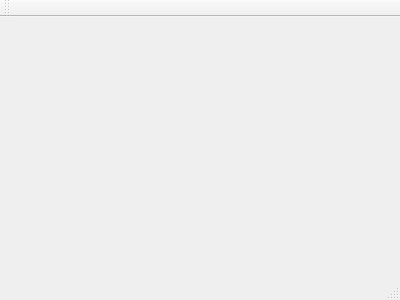
Above: lab_2_bright/mainwindow.ui from Dmitry94/Image_Processing before the change. Below: the same form after it.
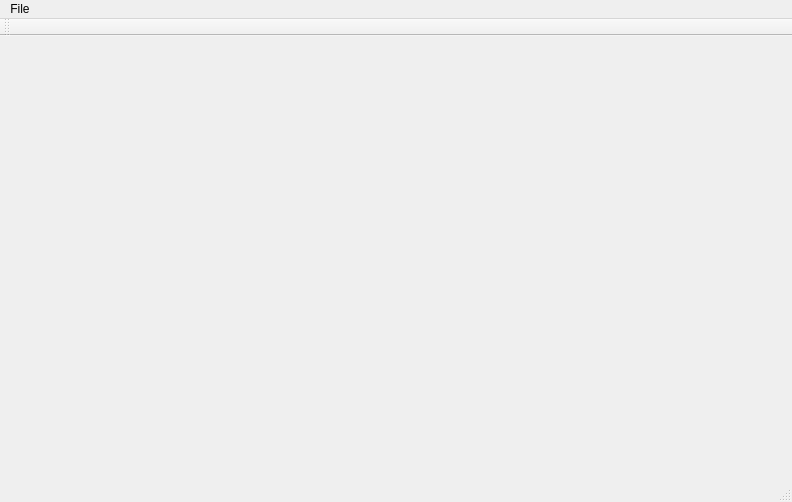
That is the form after the change.

```diff
--- a/lab_2_bright/mainwindow.ui
+++ b/lab_2_bright/mainwindow.ui
@@ -1,24 +1,84 @@
 <ui version="4.0">
  <class>MainWindow</class>
- <widget class="QMainWindow" name="MainWindow" >
-  <property name="geometry" >
+ <widget class="QMainWindow" name="MainWindow">
+  <property name="geometry">
    <rect>
     <x>0</x>
     <y>0</y>
-    <width>400</width>
-    <height>300</height>
+    <width>792</width>
+    <height>502</height>
    </rect>
   </property>
   <property name="windowTitle" >
    <string>MainWindow</string>
   </property>
-  <widget class="QMenuBar" name="menuBar" />
-  <widget class="QToolBar" name="mainToolBar" />
-  <widget class="QWidget" name="centralWidget" />
-  <widget class="QStatusBar" name="statusBar" />
+  <widget class="QWidget" name="centralWidget">
+   <layout class="QGridLayout" name="gridLayout_2">
+    <item row="0" column="0">
+     <layout class="QGridLayout" name="gridLayout">
+      <item row="0" column="0">
+       <widget class="QLabel" name="l_source">
+        <property name="text">
+         <string/>
+        </property>
+       </widget>
+      </item>
+      <item row="0" column="1">
+       <widget class="QLabel" name="l_result">
+        <property name="text">
+         <string/>
+        </property>
+       </widget>
+      </item>
+     </layout>
+    </item>
+   </layout>
+  </widget>
+  <widget class="QMenuBar" name="menuBar">
+   <property name="geometry">
+    <rect>
+     <x>0</x>
+     <y>0</y>
+     <width>792</width>
+     <height>25</height>
+    </rect>
+   </property>
+   <widget class="QMenu" name="menuFile">
+    <property name="title">
+     <string>File</string>
+    </property>
+    <addaction name="actionOpen"/>
+    <addaction name="actionSave_as"/>
+    <addaction name="actionExit"/>
+   </widget>
+   <addaction name="menuFile"/>
+  </widget>
+  <widget class="QToolBar" name="mainToolBar">
+   <attribute name="toolBarArea">
+    <enum>TopToolBarArea</enum>
+   </attribute>
+   <attribute name="toolBarBreak">
+    <bool>false</bool>
+   </attribute>
+  </widget>
+  <widget class="QStatusBar" name="statusBar"/>
+  <action name="actionOpen">
+   <property name="text">
+    <string>Open</string>
+   </property>
+  </action>
+  <action name="actionSave_as">
+   <property name="text">
+    <string>Save as</string>
+   </property>
+  </action>
+  <action name="actionExit">
+   <property name="text">
+    <string>Exit</string>
+   </property>
+  </action>
  </widget>
- <layoutDefault spacing="6" margin="11" />
- <pixmapfunction></pixmapfunction>
+ <layoutdefault spacing="6" margin="11"/>
  <resources/>
  <connections/>
 </ui>
```
Left out of the diff: 5 changed lines with no effect on the pictures.
